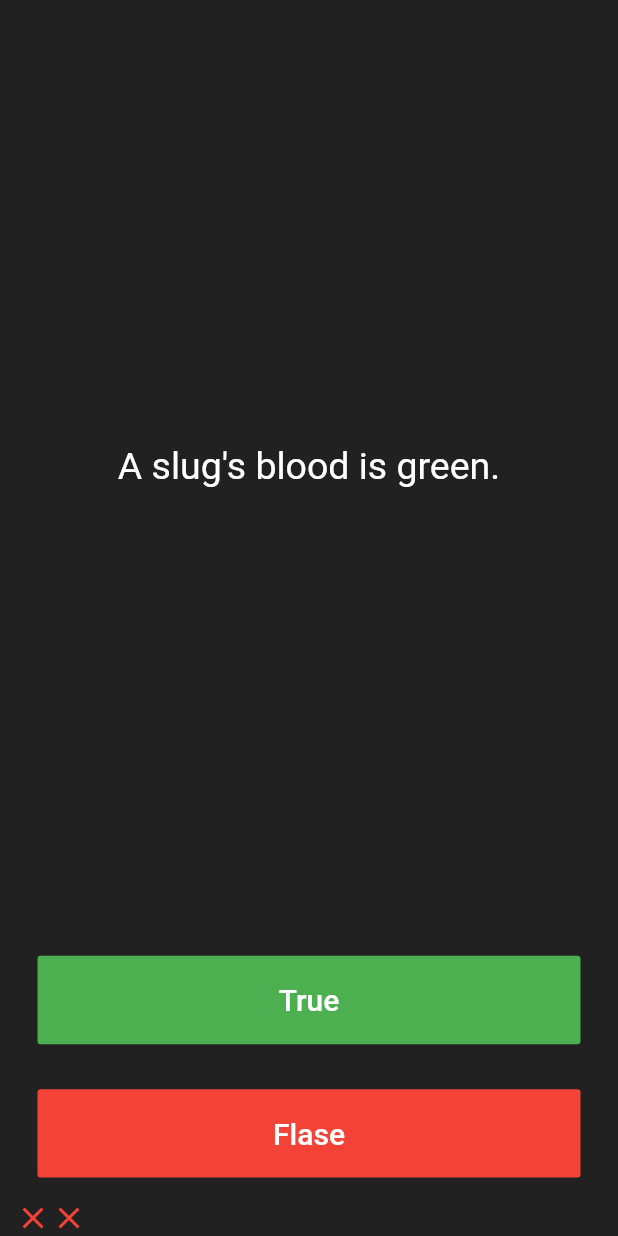
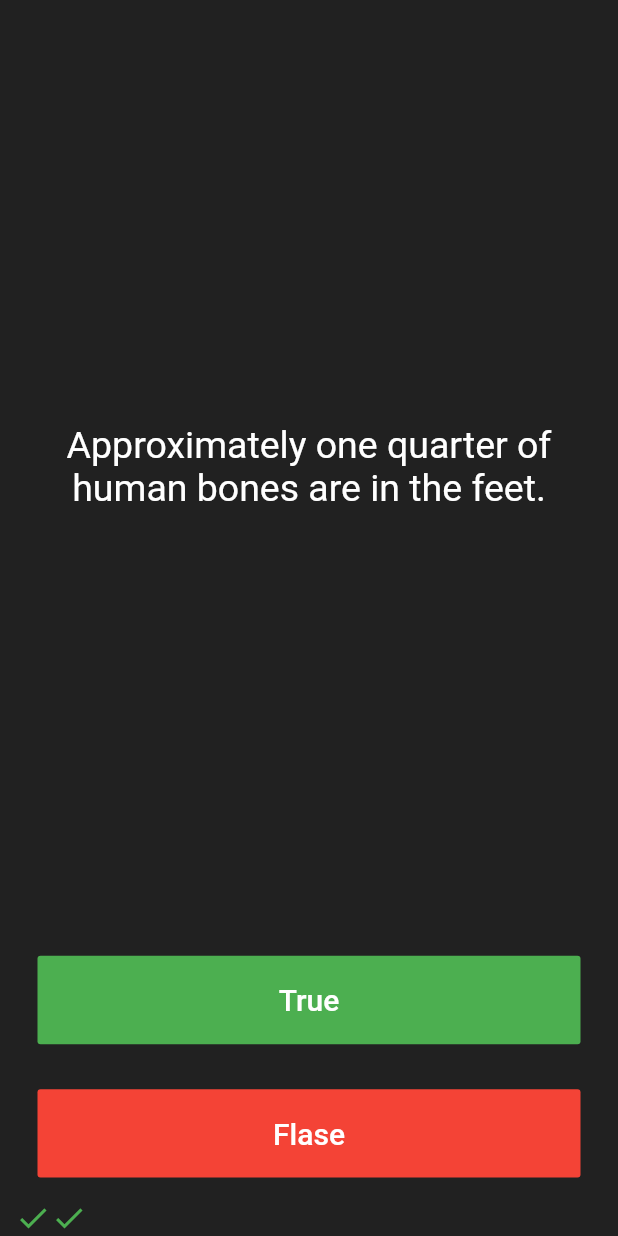
Before and after one commit to Shreejisangani/Quizzler, a Flutter app: the screen it shows after launch, after a tap on "True", after a tap on "Flase", on a phone screen of 412 x 824 dp. Run offline on Flutter 3.47's test engine with Material 2 defaults, Android fonts, the phone set to English and light mode, and no system bars; our stand-ins replace rflutter_alert.

Commit message:
completed 1.0

```diff
--- a/lib/main.dart
+++ b/lib/main.dart
@@ -1,6 +1,8 @@
 // ignore_for_file: deprecated_member_use
 
 import 'package:flutter/material.dart';
+import 'package:quizzler/quizBrain.dart';
+import 'package:rflutter_alert/rflutter_alert.dart';
 
 void main() {
   runApp(
@@ -37,16 +39,57 @@ class Quizpage extends StatefulWidget {
 }
 
 class _QuizpageState extends State<Quizpage> {
+  void checkAnswer(bool userPickedAnswer) {
+    bool currectAnswer = quizBrain.getQuetionAnswer();
+
+    setState(() {
+      if (quizBrain.isFinished()) {
+        Alert(context: context, title: "Finished!", desc: "You\'ve reached the end of the quiz.")
+            .show();
+        quizBrain.reset();
+        scoreKeeper.clear();
+      } else {
+        if (userPickedAnswer == currectAnswer) {
+          scoreKeeper.add(
+            const Icon(
+              Icons.check,
+              color: Colors.green,
+            ),
+          );
+        } else {
+          scoreKeeper.add(
+            const Icon(
+              Icons.close,
+              color: Colors.red,
+            ),
+          );
+        }
+        quizBrain.nextQuestion();
+      }
+    });
+  }
+
   List<Icon> scoreKeeper = [];
 
-  List<String> question = [
-    'You can lead a cow down stairs but not up stairs',
-    'Approximately one quarter of human bones are in the feet.',
-    'A slug\'s blood is green. '
-  ];
-  List<bool> answer = [false, true, true];
+//questionBank
+  // List<String> question = [
+  //   'You can lead a cow down stairs but not up stairs',
+  //   'Approximately one quarter of human bones are in the feet.',
+  //   'A slug\'s blood is green. '
+  // ];
+  // List<bool> answer = [false, true, true];
 
-  int queNumber = 0;
+  // Question q1=Question(q: 'You can lead a cow down stairs but not up stairs', a: false);
+
+//quizBrain
+  // List<Question> questionBank=[
+  //   Question(q: 'You can lead a cow down stairs but not up stairs', a: false),
+  //   Question(q: 'Approximately one quarter of human bones are in the feet.', a: true),
+  //   Question(q: 'A slug\'s blood is green.', a: true),
+  // ];
+  QuizBrain quizBrain = QuizBrain();
+
+  // int queNumber = 0;
   @override
   Widget build(BuildContext context) {
     return Column(
@@ -59,7 +102,7 @@ class _QuizpageState extends State<Quizpage> {
             padding: const EdgeInsets.all(10.0),
             child: Center(
               child: Text(
-                question[queNumber],
+                quizBrain.getQuestionText(),
                 textAlign: TextAlign.center,
                 style: const TextStyle(color: Colors.white, fontSize: 25.0),
               ),
@@ -73,26 +116,7 @@ class _QuizpageState extends State<Quizpage> {
               textColor: Colors.white,
               color: Colors.green,
               onPressed: () {
-                setState(() {
-                  bool currectAns = answer[queNumber];
-                  if (currectAns == true) {
-                    scoreKeeper.add(
-                      const Icon(
-                        Icons.check,
-                        color: Colors.green,
-                      ),
-                    );
-                  } else {
-                    scoreKeeper.add(
-                      const Icon(
-                        Icons.close,
-                        color: Colors.red,
-                      ),
-                    );
-                  }
-
-                  queNumber++;
-                });
+                checkAnswer(true);
               },
               child: const Text(
                 'True',
@@ -109,26 +133,7 @@ class _QuizpageState extends State<Quizpage> {
               textColor: Colors.white,
               color: Colors.red,
               onPressed: () {
-                setState(() {
-                  bool currectAns = answer[queNumber];
-                  if (currectAns == false) {
-                    scoreKeeper.add(
-                      const Icon(
-                        Icons.check,
-                        color: Colors.green,
-                      ),
-                    );
-                  } else {
-                    scoreKeeper.add(
-                      const Icon(
-                        Icons.close,
-                        color: Colors.red,
-                      ),
-                    );
-                  }
-
-                  queNumber++;
-                });
+                checkAnswer(false);
               },
               child: const Text(
                 'Flase',
--- /dev/null
+++ b/lib/question.dart
@@ -0,0 +1,7 @@
+class Question{
+
+  String questionText='';
+  bool questionAnswer=true;
+
+  Question( this.questionText, this.questionAnswer);
+}
--- /dev/null
+++ b/lib/quizBrain.dart
@@ -0,0 +1,59 @@
+import 'package:quizzler/question.dart';
+
+class QuizBrain {
+  int _questionNumber = 0;
+  final List<Question> _questionBank = [
+    Question('Some cats are actually allergic to humans', true),
+    Question('You can lead a cow down stairs but not up stairs.', false),
+    Question('Approximately one quarter of human bones are in the feet.', true),
+    Question('A slug\'s blood is green.', true),
+    Question('Buzz Aldrin\'s mother\'s maiden name was \"Moon\".', true),
+    Question('It is illegal to pee in the Ocean in Portugal.', true),
+    Question(
+        'No piece of square dry paper can be folded in half more than 7 times.',
+        false),
+    Question(
+        'In London, UK, if you happen to die in the House of Parliament, you are technically entitled to a state funeral, because the building is considered too sacred a place.',
+        true),
+    Question(
+        'The loudest sound produced by any animal is 188 decibels. That animal is the African Elephant.',
+        false),
+    Question(
+        'The total surface area of two human lungs is approximately 70 square metres.',
+        true),
+    Question('Google was originally called \"Backrub\".', true),
+    Question(
+        'Chocolate affects a dog\'s heart and nervous system; a few ounces are enough to kill a small dog.',
+        true),
+    Question(
+        'In West Virginia, USA, if you accidentally hit an animal with your car, you are free to take it home to eat.',
+        true),
+  ];
+
+  void nextQuestion() {
+    if (_questionNumber < _questionBank.length - 1) {
+      _questionNumber++;
+    }
+  }
+
+  String getQuestionText() {
+    return _questionBank[_questionNumber].questionText;
+  }
+
+  bool getQuetionAnswer() {
+    return _questionBank[_questionNumber].questionAnswer;
+  }
+
+  bool isFinished(){
+    if(_questionNumber >= _questionBank.length-1){
+      return true;
+    }
+    else{
+      return false;
+    }
+  }
+
+  void reset(){
+    _questionNumber=0;
+  }
+}
--- a/pubspec.yaml
+++ b/pubspec.yaml
@@ -34,6 +34,7 @@ dependencies:
   # The following adds the Cupertino Icons font to your application.
   # Use with the CupertinoIcons class for iOS style icons.
   cupertino_icons: ^1.0.2
+  rflutter_alert: ^2.0.4
 
 dev_dependencies:
   flutter_test:
```
Also changed, not shown: pubspec.lock.
